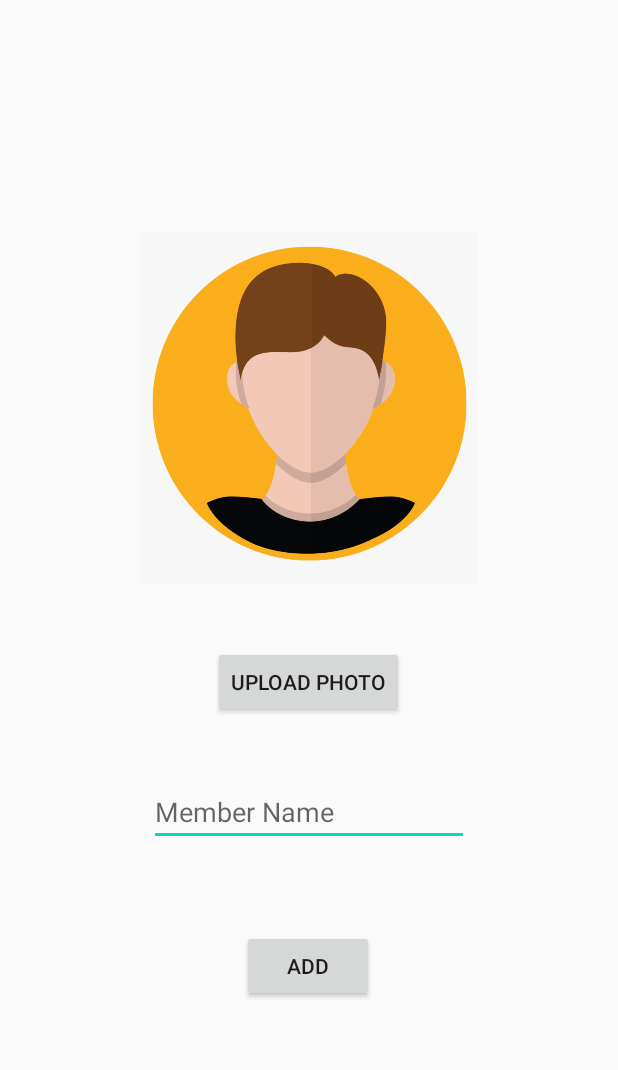
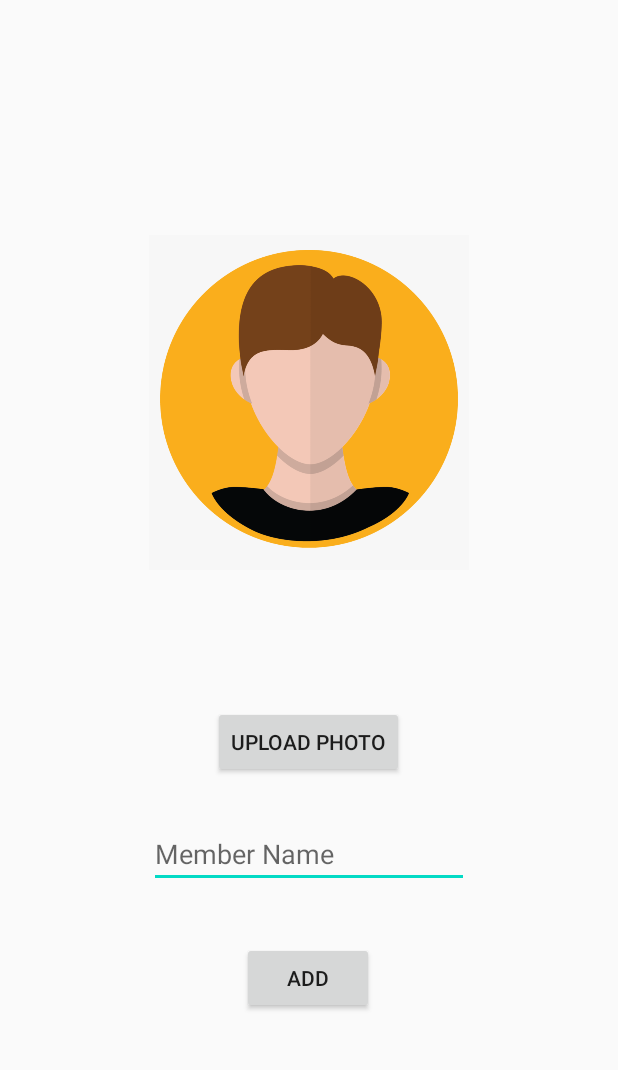
Before and after one commit to Sarvesh-Kesharwani/FaceApp_v7, an Android app: the screen it shows after launch (Register), after a tap on "Register", on a phone screen of 412 x 824 dp, the part 84-1154 px from its top. Run offline under Robolectric (Android 15) with nearby library versions, the light colour scheme and no system bars; 1 other tap on this screen came first.

```diff
--- a/app/src/main/java/com/sarvesh/faceapp_v7/MainActivity.java
+++ b/app/src/main/java/com/sarvesh/faceapp_v7/MainActivity.java
@@ -34,7 +34,7 @@ public class MainActivity extends AppCompatActivity {
     private DrawerLayout drawerLayout;
     private ActionBarDrawerToggle actionBarDrawerToggle;
     private NavigationView navigationView;
-    public String HOST = "192.168.0.101";
+    public String HOST = "192.168.0.100";
     public int Port = 1998;
     private WifiManager wifiManager;
 
--- a/app/src/main/java/com/sarvesh/faceapp_v7/Register.java
+++ b/app/src/main/java/com/sarvesh/faceapp_v7/Register.java
@@ -52,7 +52,7 @@ import java.util.Arrays;
 
 public class Register extends AppCompatActivity {
     //////////////////////////////////////////////////
-    public String HOST = "192.168.0.101";//RPI3 eth0 ip 192.168.0.100
+    public String HOST = "192.168.0.100";//RPI3 eth0 ip 192.168.0.100
     public int Port = 1998;
     public String name;
     public int SELECT_PHOTO = 1;
--- a/app/src/main/res/layout/activity_register.xml
+++ b/app/src/main/res/layout/activity_register.xml
@@ -25,20 +25,20 @@
 
             <ImageView
                 android:id="@+id/poi"
-                android:layout_width="255dp"
-                android:layout_height="235dp"
+                android:layout_width="213dp"
+                android:layout_height="267dp"
                 android:src="@drawable/avatar"
                 app:layout_constraintBottom_toTopOf="@+id/uploadPhotoButton"
                 app:layout_constraintEnd_toEndOf="parent"
                 app:layout_constraintStart_toStartOf="parent"
                 app:layout_constraintTop_toTopOf="parent"
-                app:layout_constraintVertical_bias="0.836" />
+                app:layout_constraintVertical_bias="0.735" />
 
             <Button
                 android:id="@+id/uploadPhotoButton"
                 android:layout_width="wrap_content"
                 android:layout_height="wrap_content"
-                android:layout_marginBottom="40dp"
+                android:layout_marginBottom="28dp"
                 android:text="Upload Photo"
                 app:layout_constraintBottom_toTopOf="@+id/nameText"
                 app:layout_constraintEnd_toEndOf="parent"
@@ -49,7 +49,7 @@
                 android:id="@+id/nameText"
                 android:layout_width="wrap_content"
                 android:layout_height="wrap_content"
-                android:layout_marginBottom="56dp"
+                android:layout_marginBottom="36dp"
                 android:ems="10"
                 android:hint="Member Name"
                 android:inputType="textPersonName"
@@ -61,7 +61,7 @@
                 android:id="@+id/sendButton"
                 android:layout_width="wrap_content"
                 android:layout_height="wrap_content"
-                android:layout_marginBottom="100dp"
+                android:layout_marginBottom="92dp"
                 android:text="ADD"
                 app:layout_constraintBottom_toBottomOf="parent"
                 app:layout_constraintEnd_toEndOf="parent"
```
